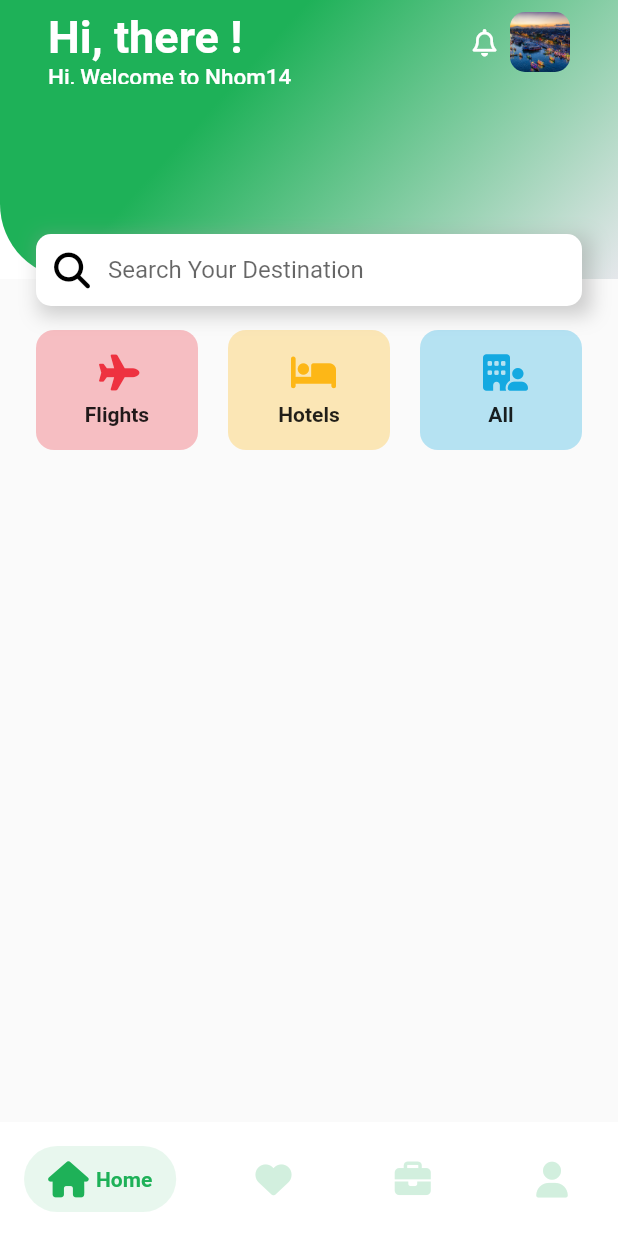
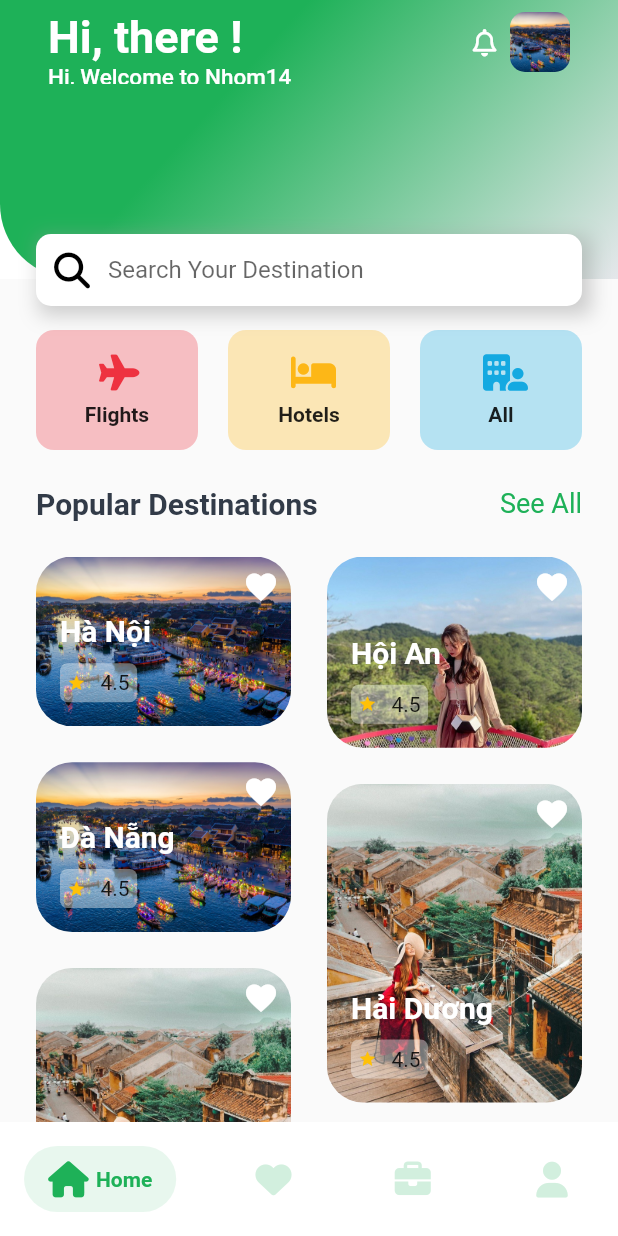
Before and after one commit to Kienns-work/thuctapchuyennganh14, a Flutter app: the MainScreen screen opened by its route, on a phone screen of 412 x 824 dp. Run offline on Flutter 3.47's test engine with Material 2 defaults, Android fonts, the light colour scheme and no system bars; drawn by our look-alikes of salomon_bottom_bar; our stand-ins replace font_awesome_flutter, google_fonts, hive, hive_flutter, smooth_page_indicator; accounts and stored records are empty.

Commit message:
finished Home_screen

```diff
--- /dev/null
+++ b/lib/core/data/destinations_data.dart
@@ -0,0 +1,16 @@
+import '../helpers/asset_helper.dart';
+
+class Destinations {
+  static final List<Map<String, String>> listImageLeft = [
+    {'name': 'Hà Nội', 'image': AssetHelper.imageIntro1},
+    {'name': 'Đà Nẵng', 'image': AssetHelper.imageIntro1},
+    {'name': 'Đà Nẵng', 'image': AssetHelper.imageIntro2},
+    {'name': 'Đà Nẵng', 'image': AssetHelper.imageIntro3},
+  ];
+  static final List<Map<String, String>> listImageRight = [
+    {'name': 'Hội An', 'image': AssetHelper.imageIntro3},
+    {'name': 'Hải Dương', 'image': AssetHelper.imageIntro2},
+    {'name': 'Hải Dương', 'image': AssetHelper.imageBackgroundSplash},
+    {'name': 'Hải Dương', 'image': AssetHelper.imageIntro3}
+  ];
+}
--- a/lib/representation/screens/home_screen.dart
+++ b/lib/representation/screens/home_screen.dart
@@ -1,10 +1,13 @@
 import 'package:bookinghotel/core/constants/colors_constants.dart';
 import 'package:bookinghotel/core/constants/dimension_constants.dart';
+import 'package:bookinghotel/core/constants/textstyle_constants.dart';
 import 'package:bookinghotel/core/helpers/asset_helper.dart';
 import 'package:bookinghotel/core/helpers/image_helper.dart';
 import 'package:bookinghotel/representation/widgets/app_bar_container.dart';
 import 'package:flutter/material.dart';
 import 'package:font_awesome_flutter/font_awesome_flutter.dart';
+
+import '../../core/data/destinations_data.dart';
 
 class HomeScreen extends StatefulWidget {
   const HomeScreen({super.key});
@@ -40,6 +43,70 @@ class _HomeScreenState extends State<HomeScreen> {
             ),
           ),
         ]),
+      ),
+    );
+  }
+
+  Widget _buildImage(String name, String image) {
+    return GestureDetector(
+      onTap: () {},
+      child: Container(
+        margin: EdgeInsets.only(bottom: kMediumPadding),
+        child: Stack(
+          alignment: Alignment.topRight,
+          children: [
+            ImageHelper.loadFromAsset(
+              image,
+              width: double.infinity,
+              fit: BoxFit.fitWidth,
+              radius: BorderRadius.circular(kMediumPadding),
+            ),
+            Padding(
+              padding: const EdgeInsets.all(kDefaultPadding / 2),
+              child: Icon(
+                Icons.favorite,
+                color: Colors.white,
+              ),
+            ),
+            Positioned(
+              left: kDefaultPadding,
+              bottom: kDefaultPadding,
+              child: Column(
+                crossAxisAlignment: CrossAxisAlignment.start,
+                children: [
+                  Text(
+                    name,
+                    style: TextStyles.defaultStyle.whiteTextColor.bold,
+                  ),
+                  SizedBox(
+                    height: kItemPadding,
+                  ),
+                  Container(
+                    padding: EdgeInsets.all(kMinPadding),
+                    decoration: BoxDecoration(
+                      borderRadius: BorderRadius.circular(kMinPadding),
+                      color: Colors.white.withOpacity(0.4),
+                    ),
+                    child: Row(
+                      mainAxisSize: MainAxisSize.min,
+                      children: const [
+                        Icon(
+                          Icons.star,
+                          color: Color(0xffFFC107),
+                          size: 12,
+                        ),
+                        SizedBox(
+                          width: kItemPadding,
+                        ),
+                        Text('4.5')
+                      ],
+                    ),
+                  ),
+                ],
+              ),
+            ),
+          ],
+        ),
       ),
     );
   }
@@ -164,6 +231,50 @@ class _HomeScreenState extends State<HomeScreen> {
                 ),
               ),
             ],
+          ),
+          SizedBox(height: kMediumPadding),
+          Row(
+            children: [
+              Text(
+                'Popular Destinations',
+                style: TextStyles.defaultStyle.bold,
+              ),
+              Spacer(),
+              Text(
+                'See All',
+                style: TextStyle(
+                  color: ColorPalette.primaryColor,
+                  fontSize: 18,
+                ),
+              ),
+            ],
+          ),
+          SizedBox(
+            height: kMediumPadding,
+          ),
+          Expanded(
+            child: SingleChildScrollView(
+              child:
+                  Row(crossAxisAlignment: CrossAxisAlignment.start, children: [
+                Expanded(
+                  child: Column(
+                    children: Destinations.listImageLeft
+                        .map((e) => _buildImage(e['name']!, e['image']!))
+                        .toList(),
+                  ),
+                ),
+                SizedBox(
+                  width: kMediumPadding,
+                ),
+                Expanded(
+                  child: Column(
+                    children: Destinations.listImageRight
+                        .map((e) => _buildImage(e['name']!, e['image']!))
+                        .toList(),
+                  ),
+                ),
+              ]),
+            ),
           )
         ],
       ),
```
